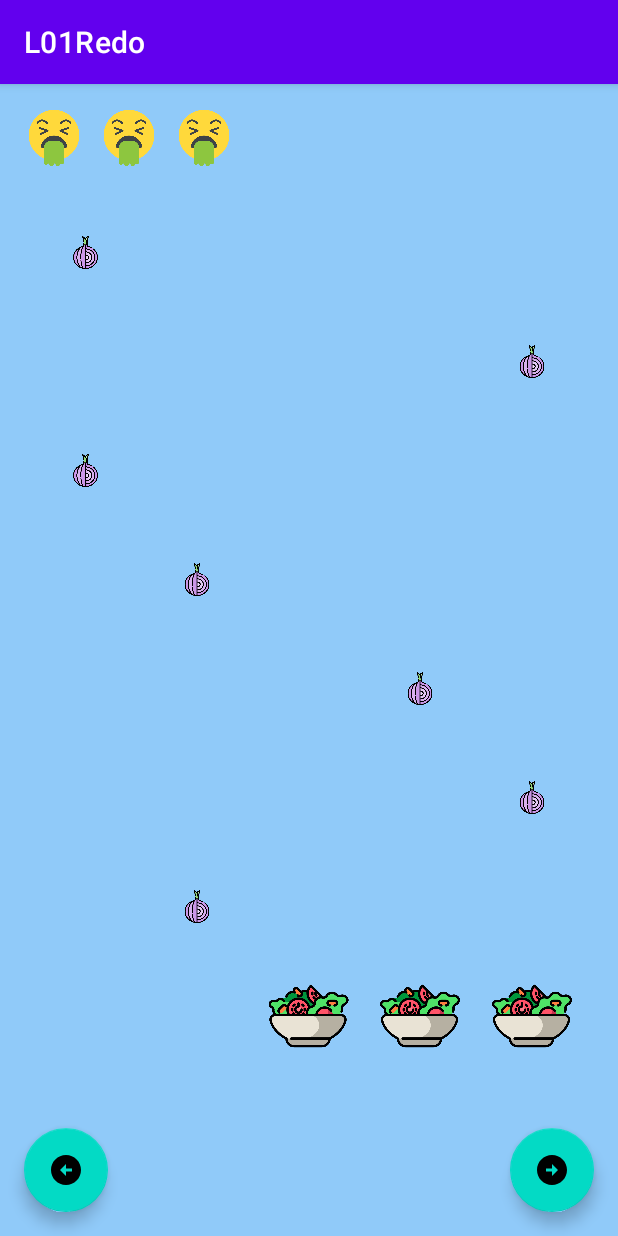
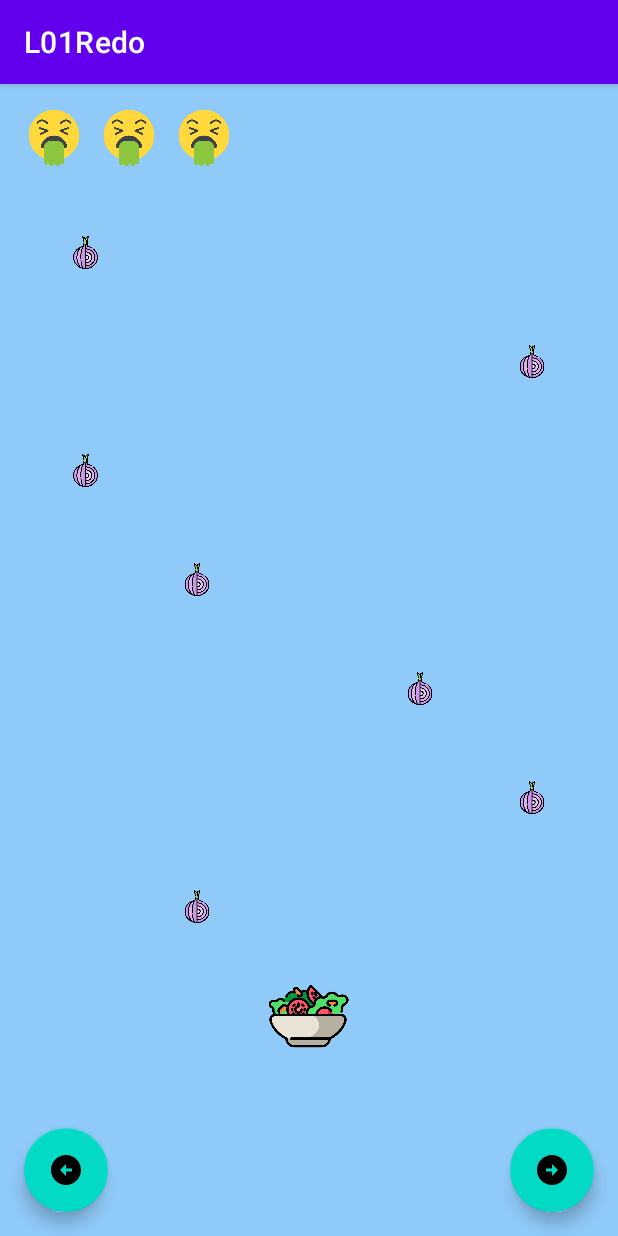
Before and after one commit to ItsTheHadad/A01, an Android app: the screen it shows after launch (MainActivity), on a phone screen of 412 x 824 dp. Run offline under Robolectric (Android 15) with nearby library versions, the phone set to English and light mode, and no system bars.

Commit message:
first assignment

```diff
--- a/app/src/main/java/com/example/l01redo/MainActivity.java
+++ b/app/src/main/java/com/example/l01redo/MainActivity.java
@@ -83,7 +83,7 @@
                 {findViewById(R.id.onion4_0), findViewById(R.id.onion4_1), findViewById(R.id.onion4_2), findViewById(R.id.onion4_3), findViewById(R.id.onion4_4)},
                 {findViewById(R.id.onion5_0), findViewById(R.id.onion5_1), findViewById(R.id.onion5_2), findViewById(R.id.onion5_3), findViewById(R.id.onion5_4)},
                 {findViewById(R.id.onion6_0), findViewById(R.id.onion6_1), findViewById(R.id.onion6_2), findViewById(R.id.onion6_3), findViewById(R.id.onion6_4)},
-                {findViewById(R.id.salad0), findViewById(R.id.salad1), findViewById(R.id.salad2)}};
+                {findViewById(R.id.salad0), findViewById(R.id.salad1), findViewById(R.id.salad2), findViewById(R.id.salad3), findViewById(R.id.salad4)}};
 
         fabArr = new FloatingActionButton[]{
                findViewById(R.id.main_FAB_left),findViewById(R.id.main_FAB_right)
@@ -145,10 +145,11 @@
                 if((gameLogic.getMat()[i][j] == GameLogic.state.ONION)||
                         (gameLogic.getMat()[i][j] == GameLogic.state.SALAD)){
                     gridMatrix[i][j].setVisibility(View.VISIBLE);
-                } else if (gameLogic.getMat()[i][j] == GameLogic.state.EMPTY) {
+                }
+                else if (gameLogic.getMat()[i][j] == GameLogic.state.EMPTY) {
                     gridMatrix[i][j].setVisibility(View.INVISIBLE);
                 }
-                else{
+                else {
 
                 }
             }
```
